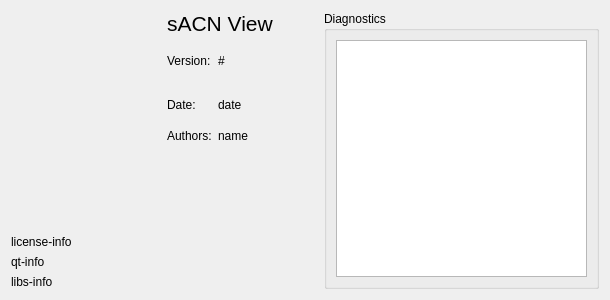
This is ui/aboutdialog.ui in docsteer/sacnview as Qt 5 draws it before an edit. The edited form follows.
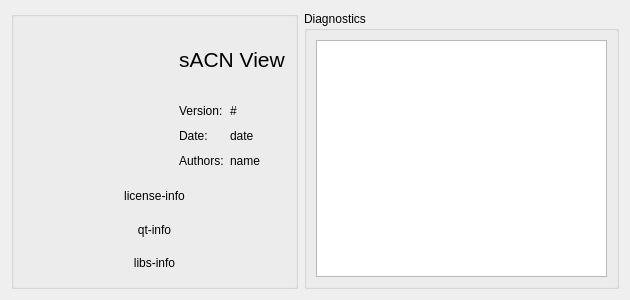
This is the edited form. Icons and pictures are not drawn.

Commit message:
About layout changes
Ready to re-jig diagnostics section

The edit to the form file:
```diff
--- a/ui/aboutdialog.ui
+++ b/ui/aboutdialog.ui
@@ -6,12 +6,12 @@
    <rect>
     <x>0</x>
     <y>0</y>
-    <width>610</width>
+    <width>630</width>
     <height>300</height>
    </rect>
   </property>
   <property name="sizePolicy">
-   <sizepolicy hsizetype="MinimumExpanding" vsizetype="MinimumExpanding">
+   <sizepolicy hsizetype="Preferred" vsizetype="Preferred">
     <horstretch>0</horstretch>
     <verstretch>0</verstretch>
    </sizepolicy>
@@ -28,9 +28,24 @@
     <enum>QLayout::SetMinimumSize</enum>
    </property>
    <item>
+    <widget class="QGroupBox" name="groupBox">
+     <property name="sizePolicy">
+      <sizepolicy hsizetype="Fixed" vsizetype="MinimumExpanding">
+       <horstretch>0</horstretch>
+       <verstretch>0</verstretch>
+      </sizepolicy>
+     </property>
+     <property name="title">
+      <string/>
+     </property>
+     <property name="flat">
+      <bool>false</bool>
+     </property>
+     <layout class="QHBoxLayout" name="horizontalLayout_3">
+      <item>
     <layout class="QVBoxLayout" name="verticalLayout">
      <property name="sizeConstraint">
-      <enum>QLayout::SetMinimumSize</enum>
+         <enum>QLayout::SetDefaultConstraint</enum>
      </property>
      <item>
       <layout class="QGridLayout" name="gridLayout_2">
@@ -40,7 +55,7 @@
        <item row="0" column="0" rowspan="2">
         <widget class="QLabel" name="showIcon">
          <property name="sizePolicy">
-          <sizepolicy hsizetype="MinimumExpanding" vsizetype="MinimumExpanding">
+             <sizepolicy hsizetype="Fixed" vsizetype="MinimumExpanding">
            <horstretch>0</horstretch>
            <verstretch>0</verstretch>
           </sizepolicy>
@@ -70,6 +85,12 @@
        </item>
        <item row="0" column="1">
         <widget class="QLabel" name="label">
+            <property name="sizePolicy">
+             <sizepolicy hsizetype="Fixed" vsizetype="Fixed">
+              <horstretch>0</horstretch>
+              <verstretch>0</verstretch>
+             </sizepolicy>
+            </property>
          <property name="font">
           <font>
            <pointsize>16</pointsize>
@@ -88,7 +109,7 @@
          <item row="1" column="1">
           <widget class="QLabel" name="displayDate">
            <property name="sizePolicy">
-            <sizepolicy hsizetype="MinimumExpanding" vsizetype="MinimumExpanding">
+               <sizepolicy hsizetype="Fixed" vsizetype="Fixed">
              <horstretch>0</horstretch>
              <verstretch>0</verstretch>
             </sizepolicy>
@@ -96,12 +117,15 @@
            <property name="text">
             <string>date</string>
            </property>
+              <property name="alignment">
+               <set>Qt::AlignLeading|Qt::AlignLeft|Qt::AlignVCenter</set>
+              </property>
           </widget>
          </item>
          <item row="2" column="0">
           <widget class="QLabel" name="AuthorLabel">
            <property name="sizePolicy">
-            <sizepolicy hsizetype="MinimumExpanding" vsizetype="MinimumExpanding">
+               <sizepolicy hsizetype="Fixed" vsizetype="Fixed">
              <horstretch>0</horstretch>
              <verstretch>0</verstretch>
             </sizepolicy>
@@ -110,14 +134,14 @@
             <string>Authors:</string>
            </property>
            <property name="alignment">
-            <set>Qt::AlignLeading|Qt::AlignLeft|Qt::AlignTop</set>
+               <set>Qt::AlignLeading|Qt::AlignLeft|Qt::AlignVCenter</set>
            </property>
           </widget>
          </item>
          <item row="1" column="0">
           <widget class="QLabel" name="DateLabel">
            <property name="sizePolicy">
-            <sizepolicy hsizetype="MinimumExpanding" vsizetype="MinimumExpanding">
+               <sizepolicy hsizetype="Fixed" vsizetype="Fixed">
              <horstretch>0</horstretch>
              <verstretch>0</verstretch>
             </sizepolicy>
@@ -125,12 +149,15 @@
            <property name="text">
             <string>Date:</string>
            </property>
+              <property name="alignment">
+               <set>Qt::AlignLeading|Qt::AlignLeft|Qt::AlignVCenter</set>
+              </property>
           </widget>
          </item>
          <item row="0" column="0">
           <widget class="QLabel" name="VerLabel">
            <property name="sizePolicy">
-            <sizepolicy hsizetype="MinimumExpanding" vsizetype="MinimumExpanding">
+               <sizepolicy hsizetype="Fixed" vsizetype="Fixed">
              <horstretch>0</horstretch>
              <verstretch>0</verstretch>
             </sizepolicy>
@@ -138,34 +165,34 @@
            <property name="text">
             <string>Version:</string>
            </property>
+              <property name="alignment">
+               <set>Qt::AlignLeading|Qt::AlignLeft|Qt::AlignVCenter</set>
+              </property>
           </widget>
          </item>
          <item row="2" column="1">
           <widget class="QLabel" name="DisplayName">
            <property name="sizePolicy">
-            <sizepolicy hsizetype="MinimumExpanding" vsizetype="MinimumExpanding">
+               <sizepolicy hsizetype="MinimumExpanding" vsizetype="Fixed">
              <horstretch>0</horstretch>
              <verstretch>0</verstretch>
             </sizepolicy>
            </property>
-           <property name="minimumSize">
-            <size>
-             <width>100</width>
-             <height>100</height>
-            </size>
-           </property>
            <property name="text">
             <string>name</string>
            </property>
            <property name="alignment">
-            <set>Qt::AlignLeading|Qt::AlignLeft|Qt::AlignTop</set>
+               <set>Qt::AlignLeading|Qt::AlignLeft|Qt::AlignVCenter</set>
+              </property>
+              <property name="wordWrap">
+               <bool>false</bool>
            </property>
           </widget>
          </item>
          <item row="0" column="1">
           <widget class="QLabel" name="DisplayVer">
            <property name="sizePolicy">
-            <sizepolicy hsizetype="MinimumExpanding" vsizetype="MinimumExpanding">
+               <sizepolicy hsizetype="Fixed" vsizetype="Fixed">
              <horstretch>0</horstretch>
              <verstretch>0</verstretch>
             </sizepolicy>
@@ -173,6 +200,9 @@
            <property name="text">
             <string>#</string>
            </property>
+              <property name="alignment">
+               <set>Qt::AlignLeading|Qt::AlignLeft|Qt::AlignVCenter</set>
+              </property>
           </widget>
          </item>
         </layout>
@@ -181,9 +211,18 @@
      </item>
      <item>
       <widget class="QLabel" name="lblLicense">
+          <property name="sizePolicy">
+           <sizepolicy hsizetype="MinimumExpanding" vsizetype="MinimumExpanding">
+            <horstretch>0</horstretch>
+            <verstretch>0</verstretch>
+           </sizepolicy>
+          </property>
        <property name="text">
         <string>license-info</string>
        </property>
+          <property name="alignment">
+           <set>Qt::AlignCenter</set>
+          </property>
        <property name="wordWrap">
         <bool>true</bool>
        </property>
@@ -191,9 +230,18 @@
      </item>
      <item>
       <widget class="QLabel" name="lblQtInfo">
+          <property name="sizePolicy">
+           <sizepolicy hsizetype="MinimumExpanding" vsizetype="MinimumExpanding">
+            <horstretch>0</horstretch>
+            <verstretch>0</verstretch>
+           </sizepolicy>
+          </property>
        <property name="text">
         <string>qt-info</string>
        </property>
+          <property name="alignment">
+           <set>Qt::AlignCenter</set>
+          </property>
        <property name="wordWrap">
         <bool>true</bool>
        </property>
@@ -201,24 +249,49 @@
      </item>
      <item>
       <widget class="QLabel" name="lblLibs">
+          <property name="sizePolicy">
+           <sizepolicy hsizetype="MinimumExpanding" vsizetype="MinimumExpanding">
+            <horstretch>0</horstretch>
+            <verstretch>0</verstretch>
+           </sizepolicy>
+          </property>
        <property name="text">
         <string>libs-info</string>
        </property>
+          <property name="alignment">
+           <set>Qt::AlignCenter</set>
+          </property>
        <property name="wordWrap">
         <bool>true</bool>
        </property>
       </widget>
      </item>
     </layout>
+      </item>
+     </layout>
+    </widget>
    </item>
    <item>
     <widget class="QGroupBox" name="gbDiagnostics">
+     <property name="sizePolicy">
+      <sizepolicy hsizetype="MinimumExpanding" vsizetype="MinimumExpanding">
+       <horstretch>0</horstretch>
+       <verstretch>0</verstretch>
+      </sizepolicy>
+     </property>
      <property name="title">
       <string>Diagnostics</string>
      </property>
      <layout class="QHBoxLayout" name="horizontalLayout_2">
       <item>
-       <widget class="QPlainTextEdit" name="teDiag"/>
+       <widget class="QPlainTextEdit" name="teDiag">
+        <property name="sizePolicy">
+         <sizepolicy hsizetype="MinimumExpanding" vsizetype="MinimumExpanding">
+          <horstretch>0</horstretch>
+          <verstretch>0</verstretch>
+         </sizepolicy>
+        </property>
+       </widget>
       </item>
      </layout>
     </widget>
```
Lines whose indentation alone changed are shown as unchanged.
